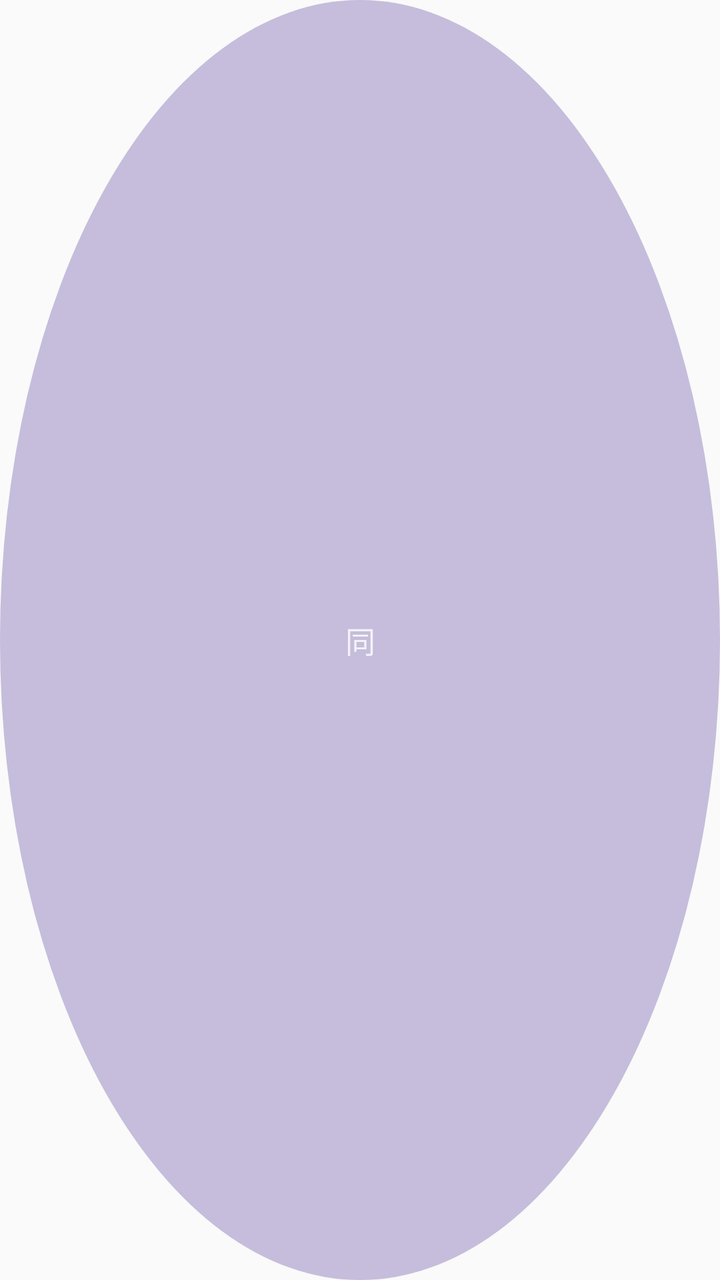
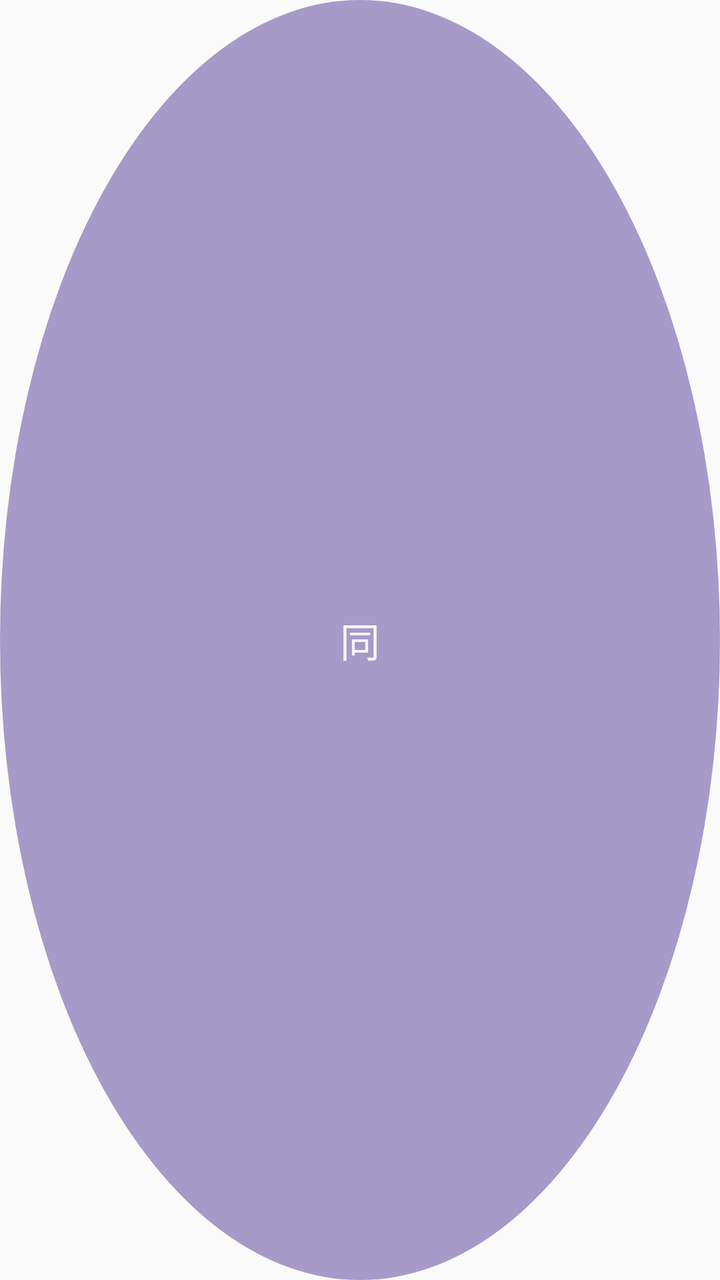

Screens rendered from an Android XML layout before and after an edit, with the pre-edit source and the edit as a unified diff.
<!-- AndroidManifest.xml: application theme Theme.StudentLookup -->
<!-- res/layout/floating_ball.xml -->
<?xml version="1.0" encoding="utf-8"?>
<FrameLayout xmlns:android="http://schemas.android.com/apk/res/android"
    android:layout_width="44dp"
    android:layout_height="44dp">

    <TextView
        android:layout_width="match_parent"
        android:layout_height="match_parent"
        android:background="@drawable/ball_bg"
        android:gravity="center"
        android:text="同"
        android:textColor="#CCFFFFFF"
        android:textSize="15sp" />
</FrameLayout>
<!-- resources referenced by this layout -->
<resources>
  <!-- drawable ball_bg (drawable) -->
  <?xml version="1.0" encoding="utf-8"?>
  <shape xmlns:android="http://schemas.android.com/apk/res/android"
      android:shape="oval">
      
      <solid android:color="#5C6750A4" />
  </shape>
  <style name="Theme.StudentLookup" parent="Theme.AppCompat.DayNight.NoActionBar">
          <item name="colorPrimary">@color/purple_500</item>
          <item name="colorPrimaryDark">@color/purple_700</item>
          <item name="colorAccent">@color/teal_200</item>
      </style>
  <color name="purple_500">#6750A4</color>
  <color name="purple_700">#4F378B</color>
  <color name="teal_200">#03DAC5</color>
</resources>

<!-- the commit's change to res/layout/floating_ball.xml (unified diff, before → after) -->
@@ -1,7 +1,7 @@
 <?xml version="1.0" encoding="utf-8"?>
 <FrameLayout xmlns:android="http://schemas.android.com/apk/res/android"
-    android:layout_width="44dp"
-    android:layout_height="44dp">
+    android:layout_width="56dp"
+    android:layout_height="56dp">
 
     <TextView
         android:layout_width="match_parent"
@@ -9,6 +9,6 @@
         android:background="@drawable/ball_bg"
         android:gravity="center"
         android:text="同"
-        android:textColor="#CCFFFFFF"
-        android:textSize="15sp" />
+        android:textColor="#E6FFFFFF"
+        android:textSize="20sp" />
 </FrameLayout>
<!-- resource entries referenced after the edit -->
@@ -5,7 +5,7 @@
   <shape xmlns:android="http://schemas.android.com/apk/res/android"
       android:shape="oval">
       
-      <solid android:color="#5C6750A4" />
+      <solid android:color="#8F6750A4" />
   </shape>
   <style name="Theme.StudentLookup" parent="Theme.AppCompat.DayNight.NoActionBar">
           <item name="colorPrimary">@color/purple_500</item>
